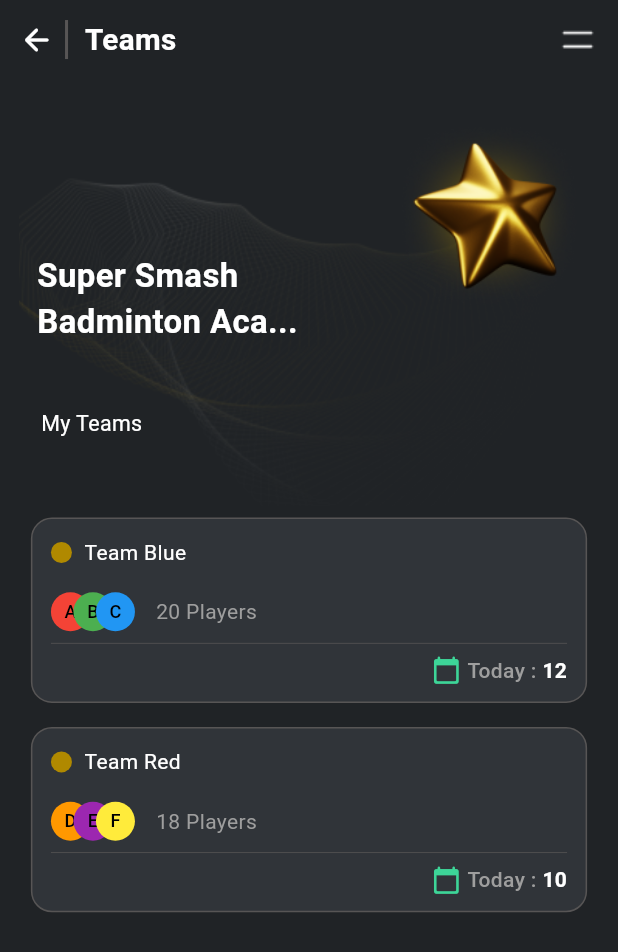
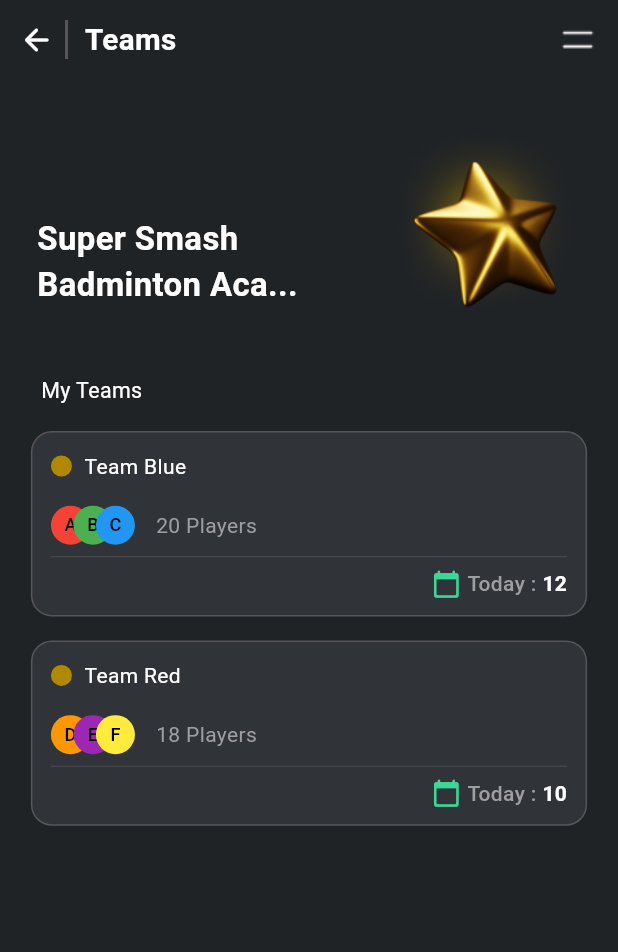
Before and after one commit to Kamal55dev/proiectUI, a Flutter app: the CoachTeamScreen screen opened directly, on a phone screen of 412 x 824 dp. Shown: the top 952 px of the screen. Run offline on Flutter 3.47's test engine with Material 3 defaults, Android fonts, the phone set to English and light mode, and no system bars; our stand-ins replace dio, flutter_riverpod, flutter_secure_storage, intl_phone_number_input; accounts and stored records are empty; statements that could not run were skipped.

Commit message:
updated code

```diff
--- a/lib/modules/authentication/signin_module/splash_scrn.dart
+++ b/lib/modules/authentication/signin_module/splash_scrn.dart
@@ -37,7 +37,7 @@ class _SplashScreenState extends ConsumerState<SplashScreen> {
           // Background image
           Positioned.fill(
             child: Image.asset(
-              'assets/images/Looper BG.png', // Replace with your background image asset path
+              'assets/images/bg_images/Looper Bg image.png', // Replace with your background image asset path
               fit: BoxFit.cover,
             ),
           ),
@@ -59,8 +59,7 @@ class _SplashScreenState extends ConsumerState<SplashScreen> {
                 ),
                 const Text(
                   'Innovation by',
-                  style: TextStyle(
-                      color: Colors.white, fontSize: 16, fontFamily: 'Poppins'),
+                  style: TextStyle(color: Colors.white, fontSize: 16, fontFamily: 'Poppins'),
                 ),
                 const Text(
                   'Ulchemy',
--- a/lib/modules/coach_module/coach_teams/views/coach_team_screen.dart
+++ b/lib/modules/coach_module/coach_teams/views/coach_team_screen.dart
@@ -35,12 +35,10 @@ class CoachTeamScreen extends ConsumerWidget {
         child: Scaffold(
       backgroundColor: bgColor,
       body: SingleChildScrollView(
-          child: Column(
-            children: [
+        child: Column(children: [
           Padding(
               padding: responsiveAllPadding(context, 0.03),
-                child: Column(
-                  children: [
+              child: Column(children: [
                 CustomAppbar(
                   "assets/images/icon_images/Action Icons.png",
                   onTap: () {},
@@ -49,30 +47,29 @@ class CoachTeamScreen extends ConsumerWidget {
                 ),
                 Stack(
                   children: [
-                        ClipRect(
-                          child: Align(
-                            alignment: Alignment.topLeft,
-                            heightFactor: 0.9,
-                            widthFactor: 0.9,
-                            child: SizedBox(
-                              height: size.height * 0.4,
-                              width: double.infinity,
-                              child: Image.asset(
-                                'assets/images/bg_images/Looper BG.png',
-                                fit: BoxFit.cover,
+                    Positioned(
+                      right: 16,
+                      bottom: 0,
+                      child: Container(
+                        height: size.height * 0.3,
+                        width: size.width * 0.3,
+                        decoration: const BoxDecoration(
+                          image: DecorationImage(
+                            image: AssetImage('assets/images/coach_images/Ellipse 63.png'),
                           ),
                         ),
                       ),
                     ),
                     Padding(
                       padding: responsiveAllPadding(context, 0.03),
-                          child: Row(
+                      child: Column(children: [
+                        Row(
                             mainAxisAlignment: MainAxisAlignment.spaceBetween,
                             crossAxisAlignment: CrossAxisAlignment.end,
                             children: [
                               SizedBox(
-                                height: size.height * 0.08,
-                                width: size.width * 0.5,
+                                height: size.height * 0.14,
+                                width: size.width * 0.55,
                                 child: CustomText(
                                   text: 'Super Smash Badminton Aca...',
                                   color: white,
@@ -81,31 +78,20 @@ class CoachTeamScreen extends ConsumerWidget {
                                   maxline: 2,
                                 ),
                               ),
-                              ClipRect(
+                              Expanded(
                                   child: Align(
-                                  alignment: Alignment.bottomRight,
-                                  heightFactor: 1,
-                                  child: Container(
-                                    height: size.height * 0.22,
-                                    width: size.width * 0.3,
-                                    decoration: const BoxDecoration(
-                                      image: DecorationImage(
-                                        image: AssetImage('assets/images/coach_images/Ellipse 63.png'),
-                                      ),
-                                    ),
-                                    child: Center(
+                                alignment: Alignment.centerRight,
                                 child: Image.asset(
                                   'assets/images/coach_images/star-dynamic-premium.png',
+                                  height: size.height * 0.25,
+                                  width: size.width * 0.3,
                                 ),
-                                    ),
-                                  ),
-                                ),
-                              ),
-                            ],
-                          ),
+                              ))
+                            ]),
+                      ]),
                     ),
                     Positioned(
-                          bottom: 45,
+                      bottom: 1,
                       left: 15,
                       child: CustomText(
                         text: 'My Teams',
@@ -115,6 +101,7 @@ class CoachTeamScreen extends ConsumerWidget {
                     )
                   ],
                 ),
+                kHeight(context, 0.01),
                 Padding(
                   padding: responsiveSidePadding(context, leftFactor: 0.02, rightFactor: 0.02),
                   child: ListView.builder(
@@ -140,8 +127,7 @@ class CoachTeamScreen extends ConsumerWidget {
                               ),
                               child: Padding(
                                   padding: responsiveAllPadding(context, 0.03),
-                                child: Column(
-                                  children: [
+                                  child: Column(children: [
                                     Row(
                                       children: [
                                         const CircleAvatar(
@@ -173,9 +159,7 @@ class CoachTeamScreen extends ConsumerWidget {
                                       color: lightGrey,
                                       thickness: 0.5,
                                     ),
-                                    Row(
-                                      mainAxisAlignment: MainAxisAlignment.end,
-                                      children: [
+                                    Row(mainAxisAlignment: MainAxisAlignment.end, children: [
                                       Icon(
                                         Icons.calendar_today_rounded,
                                         color: const Color(0xFF3DD598),
@@ -192,23 +176,14 @@ class CoachTeamScreen extends ConsumerWidget {
                                         color: white,
                                         fontWeight: FontWeight.w600,
                                       ),
-                                      ],
-                                    )
-                                  ],
-                                ),
-                              ),
-                            ),
-                          );
+                                    ])
+                                  ]))));
                     },
                   ),
                 )
-                  ],
+              ]))
+        ]),
       ),
-              ),
-            ],
-          ),
-        ),
-      ),
-    );
+    ));
   }
 }
--- a/pubspec.yaml
+++ b/pubspec.yaml
@@ -68,6 +68,7 @@ flutter:
     - assets/images/bg_images/
     - assets/images/coach_images/
     - assets/images/profile_image/
+    - assets/images/
 
   # An image asset can refer to one or more resolution-specific "variants", see
   # https://flutter.dev/assets-and-images/#resolution-aware
```
Also changed, not shown: lib/modules/authentication/signin_module/login.dart (+5 -11 lines), lib/modules/authentication/signin_module/login2.dart (+4 -7 lines), lib/modules/authentication/signin_module/otp.dart (+4 -7 lines), lib/modules/authentication/signup_module/otp.dart (+4 -7 lines), lib/modules/authentication/signup_module/signup.dart (+10 -20 lines), lib/modules/coach_module/coach_wellness/views/coach_wellness_screen.dart (+27 -28 lines), lib/modules/player_module/playing_prof.dart (+10 -20 lines), lib/modules/player_module/playing_prof_1.dart (+8 -19 lines), lib/modules/player_module/playing_prof_2.dart (+9 -18 lines), lib/modules/player_module/playing_prof_3.dart (+7 -16 lines), lib/modules/user_prof_module.dart/user_prof.dart (+9 -19 lines), assets/images/Looper_BG.png (deleted). Lines whose indentation alone changed are shown as unchanged.
